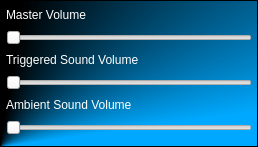
Qt form bin/data/ui/soundsettings.ui (realXtend/tundra) before a commit.
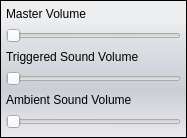
The same form after that commit.

Diff of the .ui file:
```diff
--- a/bin/data/ui/soundsettings.ui
+++ b/bin/data/ui/soundsettings.ui
@@ -6,22 +6,18 @@
    <rect>
     <x>0</x>
     <y>0</y>
-    <width>258</width>
-    <height>147</height>
+    <width>187</width>
+    <height>138</height>
    </rect>
   </property>
   <property name="styleSheet">
-   <string>/* Containers */
+   <string notr="true">/* Containers */
 QFrame#MainFrame {
-		background-color: qconicalgradient(cx:0, cy:1, angle:277.2, stop:0.267045 rgba(0, 169, 255, 255), stop:0.465909 rgba(0, 0, 0, 255));
+	background-color: qlineargradient(spread:pad, x1:0.006, y1:0, x2:0, y2:1, stop:0.142045 rgba(229, 234, 243, 50), stop:0.295455 rgba(209, 215, 221, 150), stop:0.65 rgba(179, 183, 196, 150), stop:1 rgba(222, 227, 236, 100));
 	padding: 5px;
 }
 
-QLabel {
-	color: rgb(255,255,255);
-}
-
-/* QPUSHBUTTON */
+/* QPUSHBUTTON 
 
 QPushButton {
 	color: rgb(0, 0, 0);
@@ -41,7 +37,8 @@
 	color: rgb(0,0,0);
 	background-color: qlineargradient(spread:pad, x1:0.488636, y1:0.273, x2:0.511, y2:1, stop:0 rgba(0, 169, 255, 255), stop:1 rgba(0, 0, 0, 50));
 }
-</string>
+
+*/</string>
   </property>
   <layout class="QHBoxLayout" name="horizontalLayout">
    <property name="spacing">
```
Left out of the diff: 3 changed lines with no effect on the pictures.
